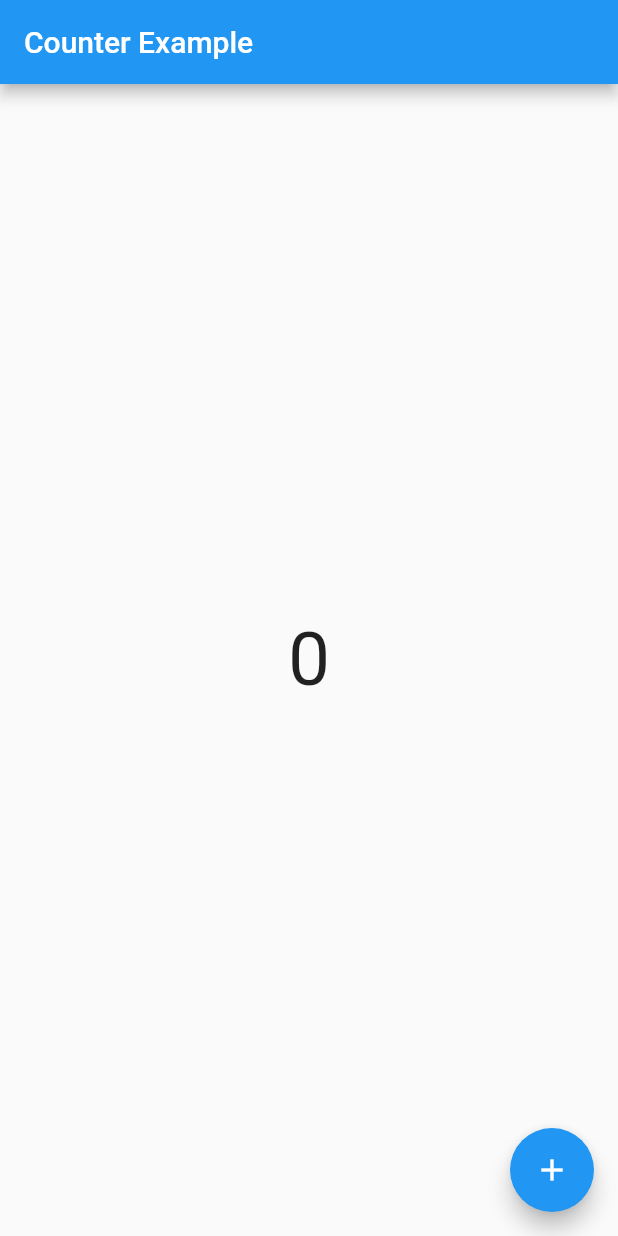
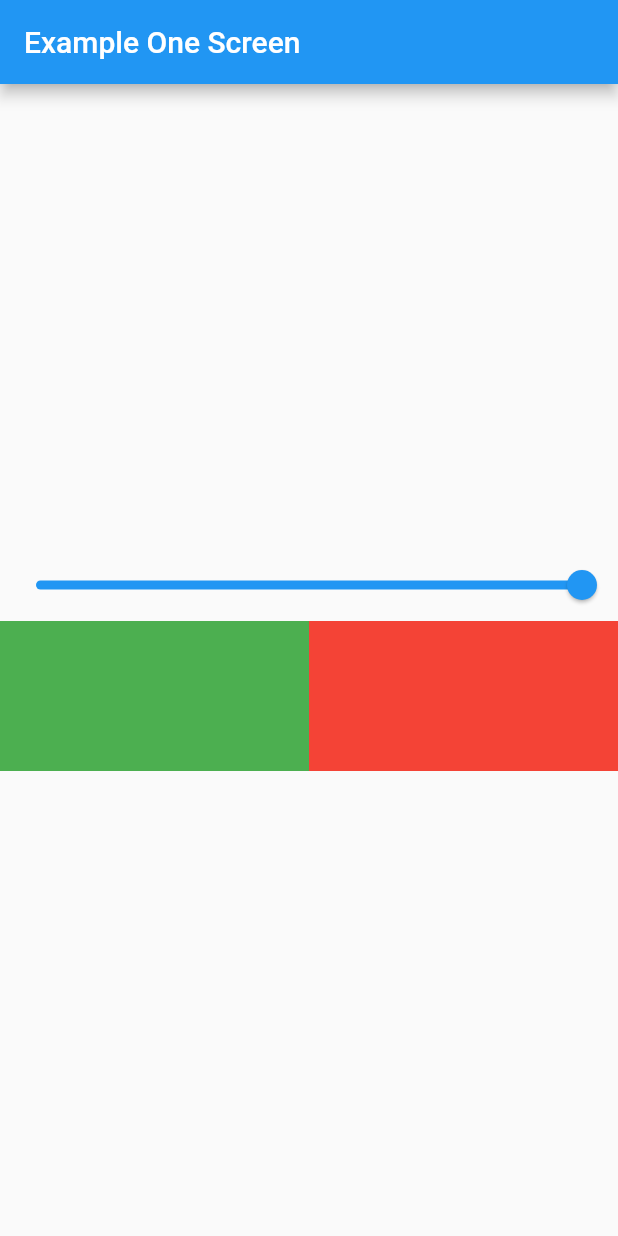
Before and after one commit to huzaifak08/Flutter-Provider-State, a Flutter app: the first screen one second after launch, on a phone screen of 412 x 824 dp. Run offline on Flutter 3.47's test engine with Material 2 defaults, Android fonts, the phone set to English and light mode, and no system bars.

```diff
--- a/lib/main.dart
+++ b/lib/main.dart
@@ -1,7 +1,9 @@
 import 'package:flutter/material.dart';
 import 'package:provider/provider.dart';
 import 'package:provider_state/provider/count_provider.dart';
+import 'package:provider_state/provider/exampleOne_provider.dart';
 import 'package:provider_state/screens/counter_example.dart';
+import 'package:provider_state/screens/example_one.dart';
 import 'package:provider_state/statefull_widget.dart';
 import 'package:provider_state/stateless_widget.dart';
 
@@ -13,14 +15,17 @@ class MyApp extends StatelessWidget {
   const MyApp({super.key});
   @override
   Widget build(BuildContext context) {
-    return ChangeNotifierProvider(
-      create: (_) => CountProvider(),
+    return MultiProvider(
+      providers: [
+        ChangeNotifierProvider(create: (_) => CountProvider()),
+        ChangeNotifierProvider(create: (_) => ExampleOneProvider()),
+      ],
       child: MaterialApp(
         title: 'Flutter Demo',
         theme: ThemeData(
           primarySwatch: Colors.blue,
         ),
-        home: CounterExample(),
+        home: ExampleOne(),
       ),
     );
   }
--- /dev/null
+++ b/lib/provider/exampleOne_provider.dart
@@ -0,0 +1,12 @@
+import 'package:flutter/foundation.dart';
+
+class ExampleOneProvider with ChangeNotifier {
+  double _value = 1.0;
+
+  double get value => _value;
+
+  void setValue(double val) {
+    _value = val;
+    notifyListeners();
+  }
+}
--- /dev/null
+++ b/lib/screens/example_one.dart
@@ -0,0 +1,70 @@
+import 'package:flutter/material.dart';
+import 'package:provider/provider.dart';
+import 'package:provider_state/provider/exampleOne_provider.dart';
+
+class ExampleOne extends StatefulWidget {
+  const ExampleOne({super.key});
+
+  @override
+  State<ExampleOne> createState() => _ExampleOneState();
+}
+
+class _ExampleOneState extends State<ExampleOne> {
+  // double value = 1.0;
+  @override
+  Widget build(BuildContext context) {
+    print('build');
+    // Provider:
+    // final provider = Provider.of<ExampleOneProvider>(context, listen: false);
+    return Scaffold(
+      appBar: AppBar(
+        title: Text('Example One Screen'),
+      ),
+      body: Column(
+        mainAxisAlignment: MainAxisAlignment.center,
+        children: [
+          // Consumer Widget
+
+          Consumer<ExampleOneProvider>(
+            builder: (context, value, child) {
+              return Slider(
+                min: 0,
+                max: 1,
+                // value: value,
+                value: value.value,
+                onChanged: (val) {
+                  // value = val;
+                  // setState(() {});
+
+                  value.setValue(val);
+                },
+              );
+            },
+          ),
+
+          // Consumer:
+          Consumer<ExampleOneProvider>(
+            builder: (context, value, child) {
+              return Row(
+                children: [
+                  Expanded(
+                    child: Container(
+                      height: 100,
+                      color: Colors.green.withOpacity(value.value),
+                    ),
+                  ),
+                  Expanded(
+                    child: Container(
+                      height: 100,
+                      color: Colors.red.withOpacity(value.value),
+                    ),
+                  ),
+                ],
+              );
+            },
+          )
+        ],
+      ),
+    );
+  }
+}
```
